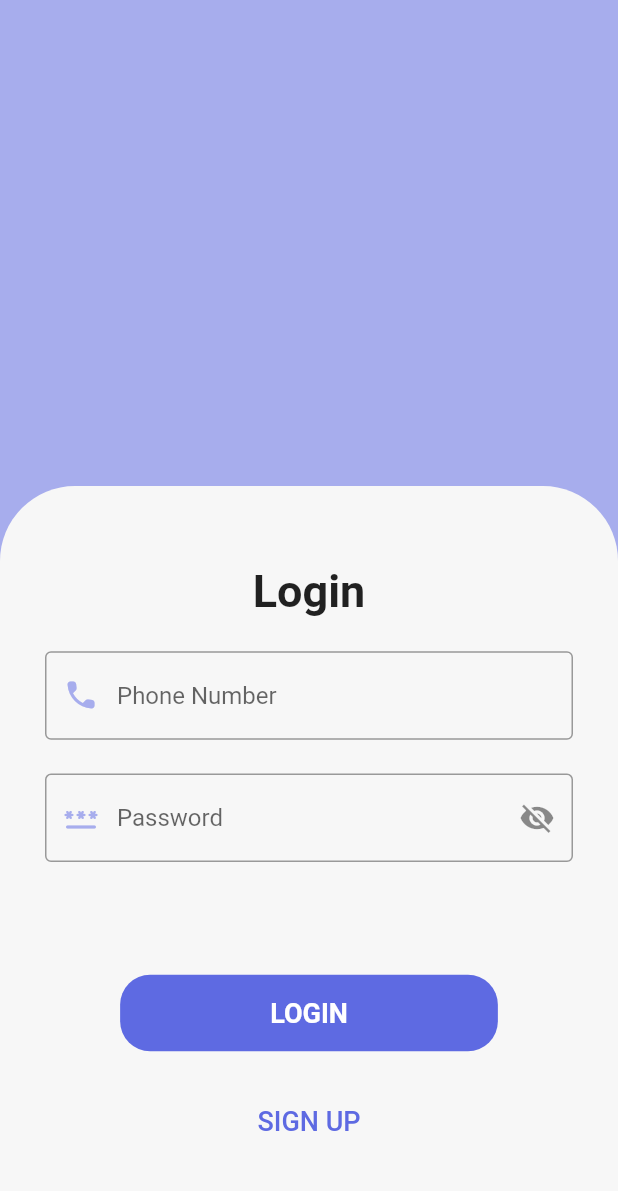
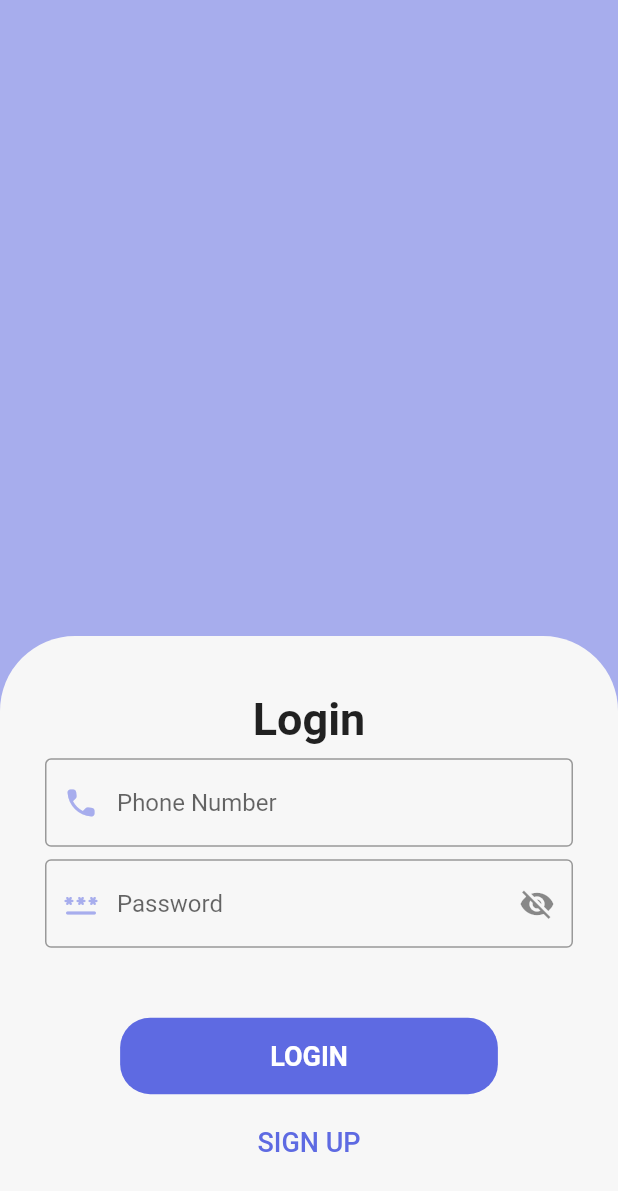
Before and after one commit to max4real/Telepound, a Flutter app: the MainPage screen opened directly, item 2 of the bottom bar chosen, after a tap on "Logout", on a phone screen of 412 x 824 dp. Shown: the top 1191 px of the screen. Run offline on Flutter 3.47's test engine with Material 3 defaults, Android fonts, the phone set to English and light mode, and no system bars; our stand-ins replace get; accounts and stored records are empty; network calls fail.

Commit message:
fixed login scroll view

```diff
--- a/lib/modules/directMessage/v_dm_page.dart
+++ b/lib/modules/directMessage/v_dm_page.dart
@@ -19,21 +19,21 @@ class DMPage extends StatelessWidget {
         children: [
           const Expanded(child: Placeholder()),
           Container(
-            height: 70,
+            height: 80,
             width: double.infinity,
             decoration: BoxDecoration(
               color: const Color.fromARGB(255, 85, 94, 228).withOpacity(0.5),
             ),
             padding: const EdgeInsets.only(
                 // bottom: (MediaQuery.of(context).viewPadding.bottom-10),
-                // bottom: 10,
+                bottom: 10,
                 left: 15,
                 right: 15),
             child: Row(
               mainAxisAlignment: MainAxisAlignment.spaceBetween,
               children: [
                 Container(
-                  height: 35,
+                  height: 40,
                   width: 300,
                   decoration: BoxDecoration(
                     color:
--- a/lib/modules/login/v_login_page.dart
+++ b/lib/modules/login/v_login_page.dart
@@ -10,15 +10,19 @@ class LoginPage extends StatelessWidget {
   Widget build(BuildContext context) {
     LoginController controller = Get.put(LoginController());
     return Scaffold(
-      // backgroundColor: const Color.fromARGB(255, 223, 172, 53),
       backgroundColor: const Color(0XFFA7ADED),
-
-      body: Column(
-        mainAxisAlignment: MainAxisAlignment.end,
+      resizeToAvoidBottomInset: true,
+      body: SingleChildScrollView(
+        child: SizedBox(
+          height: Get.height,
+          child: Column(
             children: [
+              const Expanded(
+                child: SizedBox.shrink(),
+              ),
               Container(
+                height: 400,
                 width: double.infinity,
-            height: 500,
                 decoration: const BoxDecoration(
                   borderRadius: BorderRadius.only(
                     topLeft: Radius.circular(50),
@@ -33,14 +37,15 @@ class LoginPage extends StatelessWidget {
                     children: [
                       const Text(
                         "Login",
-                    style: TextStyle(fontSize: 30, fontWeight: FontWeight.bold),
+                        style: TextStyle(
+                            fontSize: 30, fontWeight: FontWeight.bold),
                       ),
                       TextField(
                         controller: controller.phoneNumber,
                         decoration: const InputDecoration(
                             border: OutlineInputBorder(),
                             prefixIcon: Icon(Icons.phone_rounded,
-                            color:Color(0XFFA7ADED)),
+                                color: Color(0XFFA7ADED)),
                             hintText: "Phone Number"),
                       ),
                       ValueListenableBuilder(
@@ -61,7 +66,10 @@ class LoginPage extends StatelessWidget {
                                     },
                                     icon: value
                                         ? const Icon(Icons.visibility_off)
-                                    : const Icon(Icons.visibility,color: Color(0XFF5E6AE2),))),
+                                        : const Icon(
+                                            Icons.visibility,
+                                            color: Color(0XFF5E6AE2),
+                                          ))),
                           );
                         },
                       ),
@@ -95,15 +103,18 @@ class LoginPage extends StatelessWidget {
                           "SIGN UP",
                           style: TextStyle(
                             fontSize: 18,
-                          color:  Color(0XFF5E6AE2),
+                            color: Color(0XFF5E6AE2),
                           ),
-                      ))
+                        ),
+                      ),
                     ],
                   ),
                 ),
               )
             ],
           ),
+        ),
+      ),
     );
   }
 }
--- a/lib/modules/main/v_main_page.dart
+++ b/lib/modules/main/v_main_page.dart
@@ -33,7 +33,6 @@ class _MainPageState extends State<MainPage> {
               color: const Color.fromARGB(255, 85, 94, 228).withOpacity(0.5),
               // color: const Color(0XFFDEAB42).withOpacity(01),
 
-
               borderRadius: BorderRadius.circular(20),
             ),
             padding: EdgeInsets.only(
@@ -50,7 +49,10 @@ class _MainPageState extends State<MainPage> {
                       },
                       icon: Icon(
                         Icons.person_rounded,
-                        color: (index == 0) ? Colors.greenAccent : Colors.white,
+                        size: 30,
+                        color: (index == 0)
+                            ? const Color(0XFF5E6AE2)
+                            : Colors.white,
                       )),
                 ),
                 Expanded(
@@ -61,7 +63,10 @@ class _MainPageState extends State<MainPage> {
                       },
                       icon: Icon(
                         Icons.history,
-                        color: (index == 1) ? Colors.greenAccent : Colors.white,
+                        size: 30,
+                        color: (index == 1)
+                            ? const Color(0XFF5E6AE2)
+                            : Colors.white,
                       )),
                 ),
                 Expanded(
@@ -72,7 +77,10 @@ class _MainPageState extends State<MainPage> {
                       },
                       icon: Icon(
                         Icons.notifications,
-                        color: (index == 2) ? Colors.greenAccent : Colors.white,
+                        size: 30,
+                        color: (index == 2)
+                            ? const Color(0XFF5E6AE2)
+                            : Colors.white,
                       )),
                 ),
                 Expanded(
@@ -83,7 +91,10 @@ class _MainPageState extends State<MainPage> {
                       },
                       icon: Icon(
                         Icons.bar_chart_rounded,
-                        color: (index == 3) ? Colors.greenAccent : Colors.white,
+                        size: 30,
+                        color: (index == 3)
+                            ? const Color(0XFF5E6AE2)
+                            : Colors.white,
                       )),
                 ),
                 Expanded(
@@ -94,7 +105,10 @@ class _MainPageState extends State<MainPage> {
                       },
                       icon: Icon(
                         Icons.settings,
-                        color: (index == 4) ? Colors.greenAccent : Colors.white,
+                        size: 30,
+                        color: (index == 4)
+                            ? const Color(0XFF5E6AE2)
+                            : Colors.white,
                       )),
                 ),
               ],
--- a/lib/modules/profile/v_profile_page.dart
+++ b/lib/modules/profile/v_profile_page.dart
@@ -92,7 +92,7 @@ class ProfilePage extends StatelessWidget {
                           elevation: 0.5,
                           child: ListTile(
                             onTap: () {
-                              Get.to(const LoginPage());
+                              Get.offAll(()=>const LoginPage());
                             },
                             splashColor: const Color.fromARGB(255, 85, 94, 228)
                                 .withOpacity(0.5),
```
Also changed, not shown: 1 other file. Lines whose indentation alone changed are shown as unchanged.
